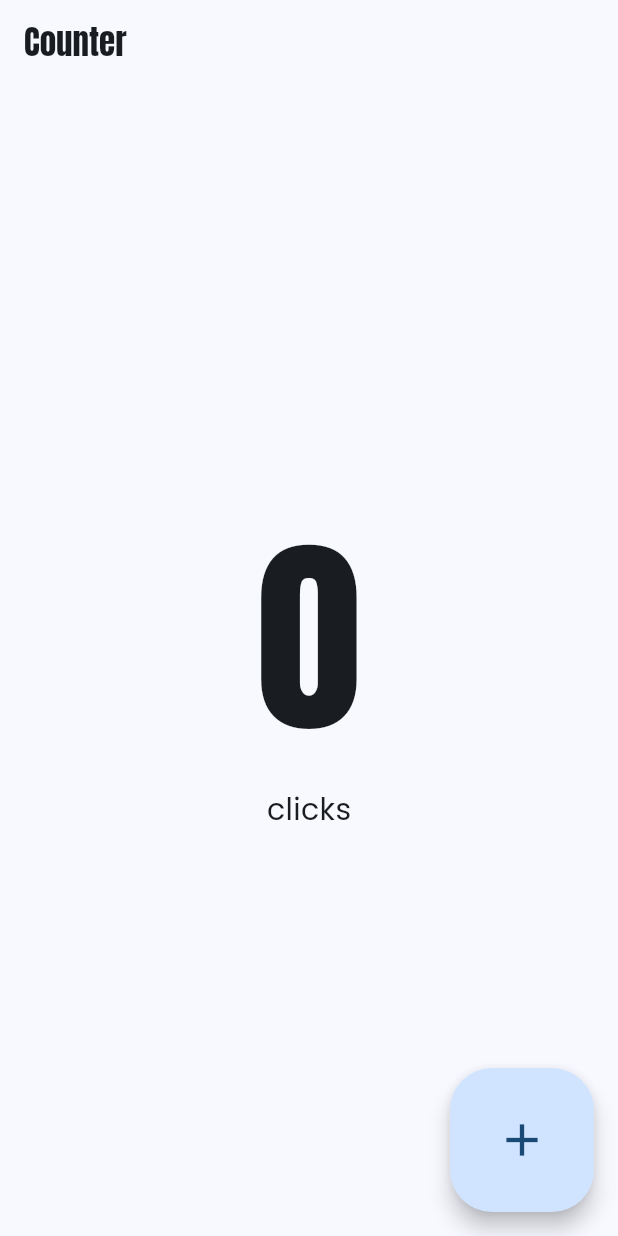
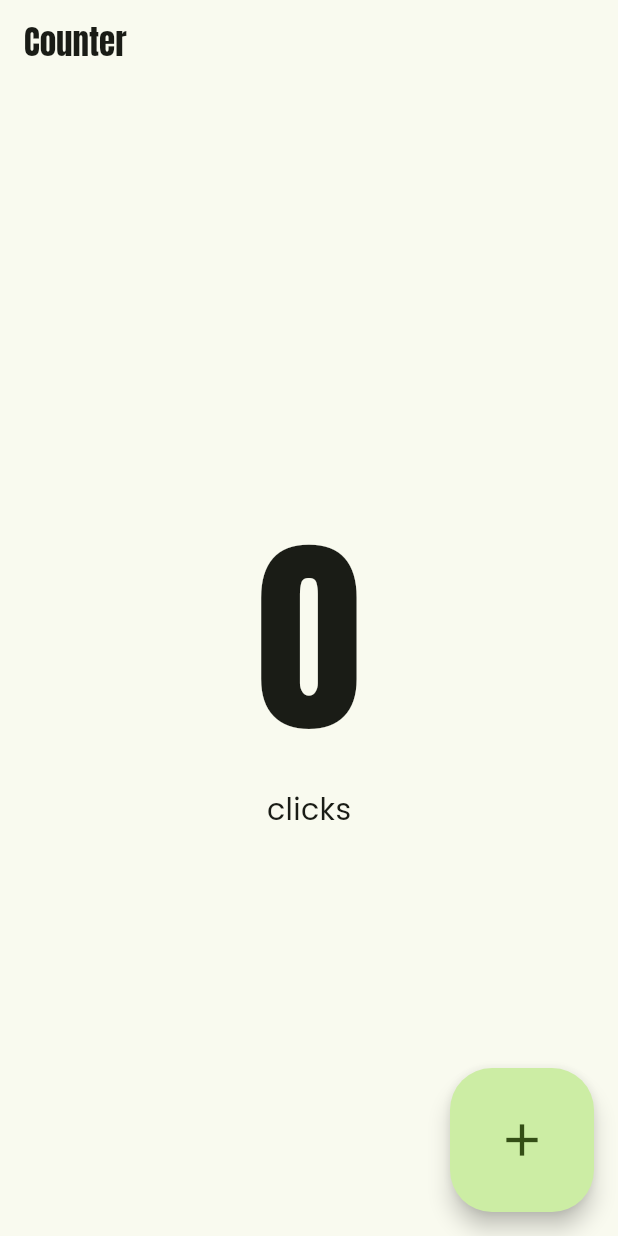
Before and after one commit to juliannGabrielDev/counter_app_flutter, a Flutter app: the screen it shows after launch, on a phone screen of 412 x 824 dp. Run offline on Flutter 3.47's test engine with Material 3 defaults, Android fonts, the phone set to English and light mode, and no system bars; drawn by our look-alikes of dynamic_color; our stand-ins replace google_fonts.

Commit message:
Update app color scheme to use light green and add launch configuration file

```diff
--- a/lib/main.dart
+++ b/lib/main.dart
@@ -3,26 +3,22 @@ import 'package:dynamic_color/dynamic_color.dart';
 import 'package:flutter/material.dart';
 
 void main() {
-  // En la función main colocamos la ejecución de un widget
   runApp(const MyApp());
 }
 
-/// A simple Flutter app that displays 'Hello World'.
+/// The main application widget.
 class MyApp extends StatelessWidget {
   /// Creates a [MyApp] widget.
   const MyApp({super.key});
 
   static final _defaultLightColorScheme = ColorScheme.fromSeed(
-    seedColor: Colors.blue,
+    seedColor: Colors.lightGreen,
   );
   static final _defaultDarkColorScheme = ColorScheme.fromSeed(
-    seedColor: Colors.grey,
+    seedColor: Colors.lightGreen,
     brightness: Brightness.dark,
   );
 
-  // El key permite identificar un widget
-  // Los widgets deben tener un Widget build
-  // BuildContext genera el árbol de widgets
   @override
   Widget build(BuildContext context) => DynamicColorBuilder(
     builder: (ColorScheme? lightDynamic, ColorScheme? darkDynamic) =>
```
Also changed, not shown: 1 other file.
